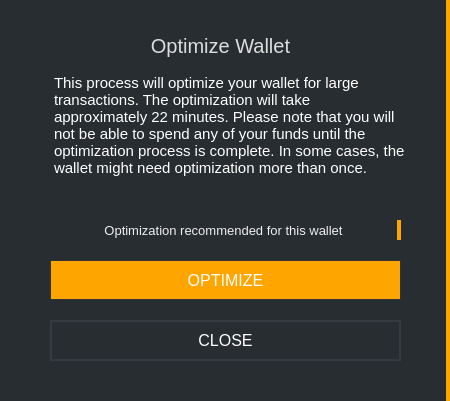
Qt form src/gui/ui/transactionconfirmation.ui (ConcealNetwork/conceal-desktop) before a commit.
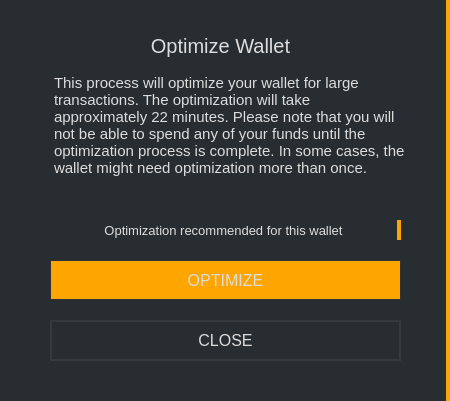
The same form after that commit.

What changed in the file:
```diff
--- a/src/gui/ui/transactionconfirmation.ui
+++ b/src/gui/ui/transactionconfirmation.ui
@@ -70,7 +70,7 @@
      </font>
     </property>
     <property name="styleSheet">
-     <string notr="true">color: #fff; border-right: 0px; font-size: 15px;</string>
+     <string notr="true">color: #ddd; border-right: 0px; font-size: 15px;</string>
     </property>
     <property name="html">
      <string>&lt;!DOCTYPE HTML PUBLIC &quot;-//W3C//DTD HTML 4.0//EN&quot; &quot;http://www.w3.org/TR/REC-html40/strict.dtd&quot;&gt;
@@ -95,7 +95,7 @@
      </font>
     </property>
     <property name="styleSheet">
-     <string notr="true">color: #eee; border-right: 0p; font-size: 13px;</string>
+     <string notr="true">color: #ddd; border-right: 0p; font-size: 13px;</string>
     </property>
     <property name="text">
      <string>Optimization recommended for this wallet</string>
@@ -125,7 +125,7 @@
      </font>
     </property>
     <property name="styleSheet">
-     <string notr="true">color: white; border: 1px solid #333; font-size: 16px; background-color: orange;</string>
+     <string notr="true">color: #ddd; border: 1px solid #333; font-size: 16px; background-color: orange;</string>
     </property>
     <property name="text">
      <string>OPTIMIZE</string>
@@ -152,7 +152,7 @@
      </font>
     </property>
     <property name="styleSheet">
-     <string notr="true">color: white; border: 2px solid #343a40; font-size: 16px; background-color: #21259;</string>
+     <string notr="true">color: #ddd; border: 2px solid #343a40; font-size: 16px; background-color: #21259;</string>
     </property>
     <property name="text">
      <string>CLOSE</string>
```
